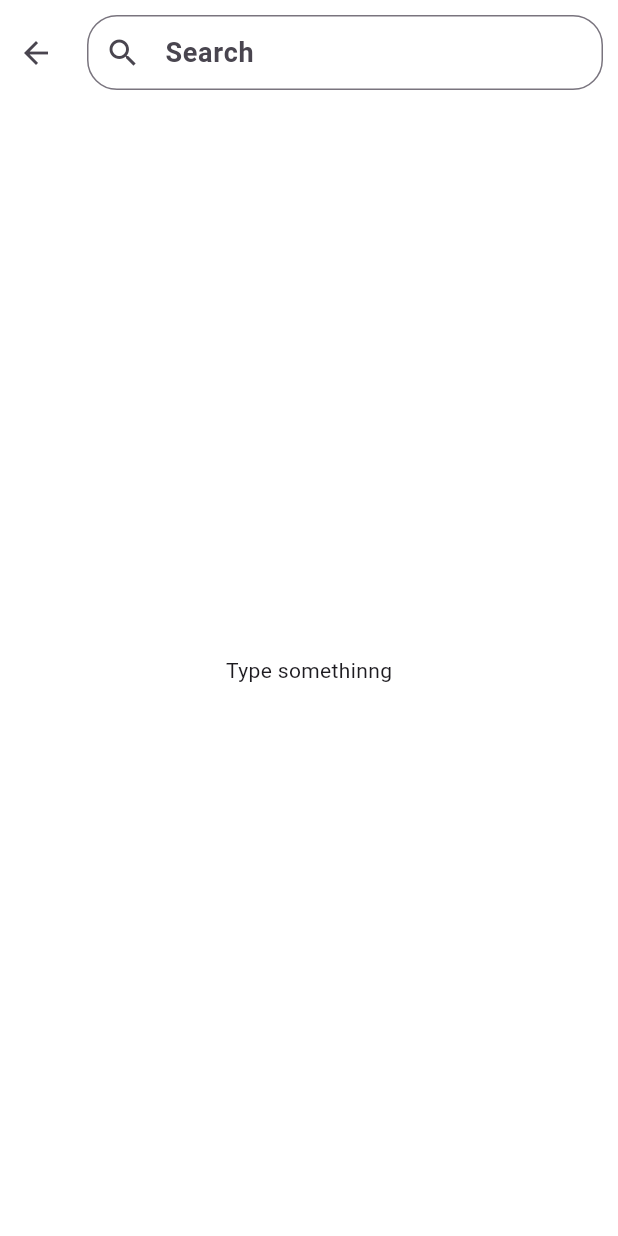
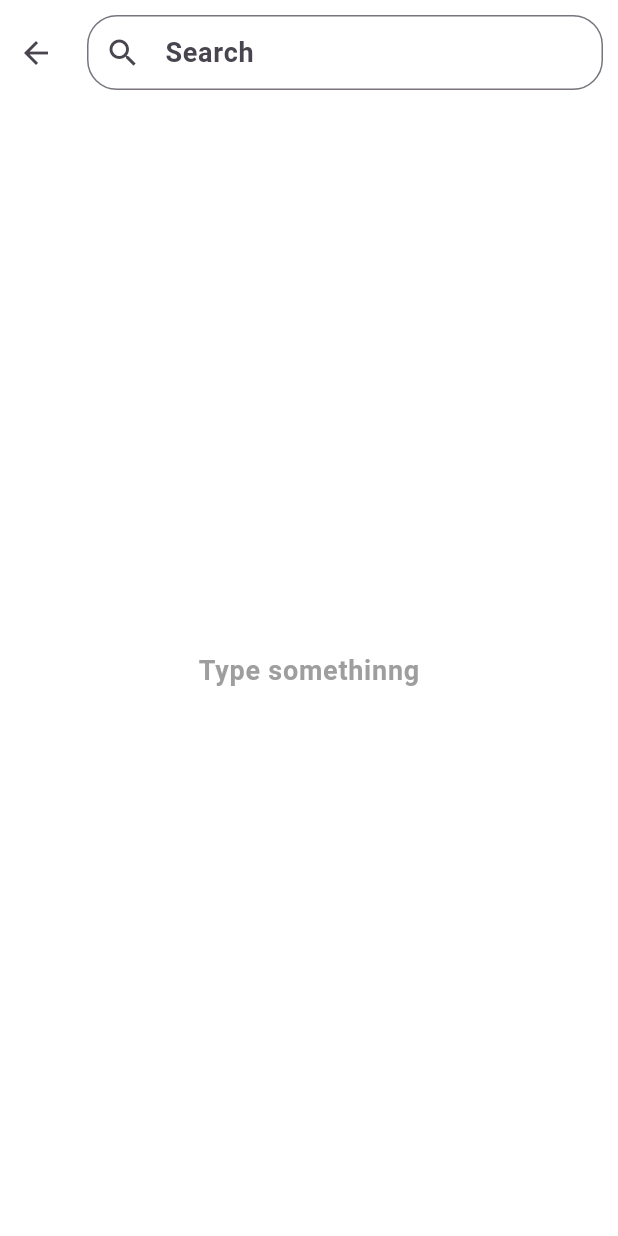
Before and after one commit to imadBO/news_app_apis, a Flutter app: the SearchScreen screen opened directly, on a phone screen of 412 x 824 dp. Run offline on Flutter 3.47's test engine with Material 2 defaults, Android fonts, the light colour scheme and no system bars; our stand-ins replace bloc, cached_network_image, dio, flutter_bloc, shared_preferences, webview_flutter; accounts and stored records are empty; network calls fail.

```diff
--- a/lib/screens/search_screen.dart
+++ b/lib/screens/search_screen.dart
@@ -50,17 +50,25 @@ class SearchScreen extends StatelessWidget {
                   ],
                 ),
                 cubit.loading
-                    ? const  Expanded(child: Center(child: CircularProgressIndicator()))
+                    ? const Expanded(
+                        child: Center(child: CircularProgressIndicator()))
                     : cubit.searchNews.isEmpty
-                        ? const Expanded(child: Center(child: Text('Type somethinng')))
+                        ? Expanded(
+                            child: Center(
+                              child: Text(
+                                'Type somethinng',
+                                style: Theme.of(context).textTheme.bodyLarge!.copyWith(color: Colors.grey),
+                              ),
+                            ),
+                          )
                         : Expanded(
-                          child: ListView.builder(
+                            child: ListView.builder(
                               itemBuilder: (context, index) {
                                 return NewsItem(item: cubit.searchNews[index]);
                               },
                               itemCount: cubit.searchNews.length,
                             ),
-                        ),
+                          ),
               ],
             ),
           ),
--- a/pubspec.yaml
+++ b/pubspec.yaml
@@ -40,6 +40,7 @@ dependencies:
   dio: ^5.3.2
   shared_preferences: ^2.2.0
   webview_flutter: ^4.2.2
+  cached_network_image: ^3.2.3
 
 dev_dependencies:
   flutter_test:
```
Also changed, not shown: lib/widgets/shared_widgets/news_item.dart (+42 -27 lines), pubspec.lock, 1 other file.
